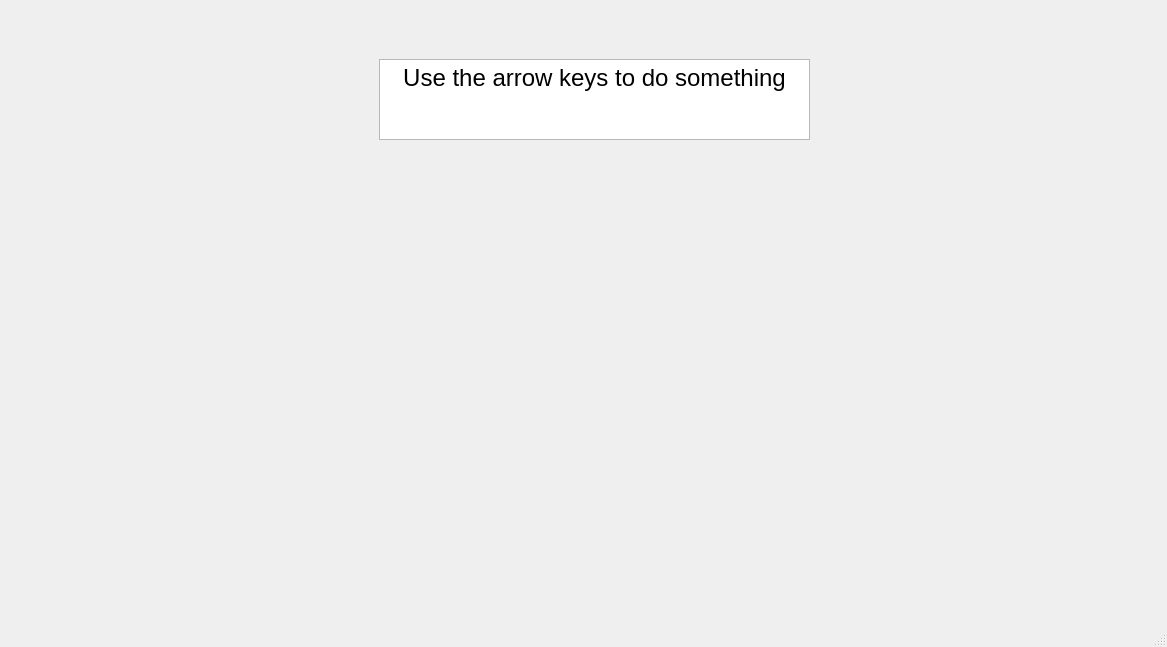
Old version of the form game.ui in the repository PaulStratton56/GraulioWare.
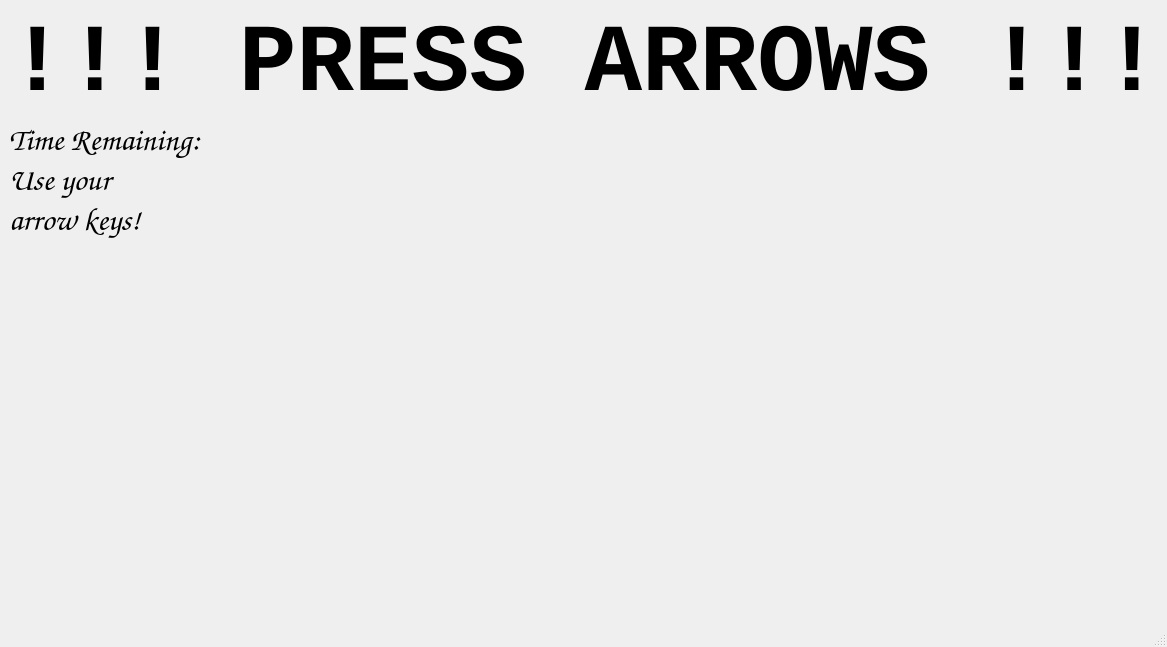
New version of the form. The open tabs and pages were chosen to show the change.

Diff of the .ui file:
```diff
--- a/game.ui
+++ b/game.ui
@@ -10,6 +10,70 @@
     <height>647</height>
    </rect>
   </property>
+  <property name="palette">
+   <palette>
+    <active>
+     <colorrole role="Button">
+      <brush brushstyle="SolidPattern">
+       <color alpha="255">
+        <red>0</red>
+        <green>0</green>
+        <blue>127</blue>
+       </color>
+      </brush>
+     </colorrole>
+     <colorrole role="Light">
+      <brush brushstyle="SolidPattern">
+       <color alpha="255">
+        <red>240</red>
+        <green>240</green>
+        <blue>240</blue>
+       </color>
+      </brush>
+     </colorrole>
+    </active>
+    <inactive>
+     <colorrole role="Button">
+      <brush brushstyle="SolidPattern">
+       <color alpha="255">
+        <red>0</red>
+        <green>0</green>
+        <blue>127</blue>
+       </color>
+      </brush>
+     </colorrole>
+     <colorrole role="Light">
+      <brush brushstyle="SolidPattern">
+       <color alpha="255">
+        <red>240</red>
+        <green>240</green>
+        <blue>240</blue>
+       </color>
+      </brush>
+     </colorrole>
+    </inactive>
+    <disabled>
+     <colorrole role="Button">
+      <brush brushstyle="SolidPattern">
+       <color alpha="255">
+        <red>0</red>
+        <green>0</green>
+        <blue>127</blue>
+       </color>
+      </brush>
+     </colorrole>
+     <colorrole role="Light">
+      <brush brushstyle="SolidPattern">
+       <color alpha="255">
+        <red>240</red>
+        <green>240</green>
+        <blue>240</blue>
+       </color>
+      </brush>
+     </colorrole>
+    </disabled>
+   </palette>
+  </property>
   <property name="windowTitle">
    <string>GraulioWare</string>
   </property>
@@ -259,24 +323,74 @@
        </widget>
       </widget>
       <widget class="QWidget" name="ArrowKeys">
-       <widget class="QTextBrowser" name="textBrowser_4">
+       <widget class="QLabel" name="label_5">
         <property name="geometry">
          <rect>
-          <x>370</x>
-          <y>50</y>
-          <width>431</width>
-          <height>81</height>
+          <x>0</x>
+          <y>0</y>
+          <width>1151</width>
+          <height>111</height>
          </rect>
         </property>
-        <property name="html">
-         <string>&lt;!DOCTYPE HTML PUBLIC &quot;-//W3C//DTD HTML 4.0//EN&quot; &quot;http://www.w3.org/TR/REC-html40/strict.dtd&quot;&gt;
-&lt;html&gt;&lt;head&gt;&lt;meta name=&quot;qrichtext&quot; content=&quot;1&quot; /&gt;&lt;meta charset=&quot;utf-8&quot; /&gt;&lt;style type=&quot;text/css&quot;&gt;
-p, li { white-space: pre-wrap; }
-hr { height: 1px; border-width: 0; }
-li.unchecked::marker { content: &quot;\2610&quot;; }
-li.checked::marker { content: &quot;\2612&quot;; }
-&lt;/style&gt;&lt;/head&gt;&lt;body style=&quot; font-family:'Segoe UI'; font-size:9pt; font-weight:400; font-style:normal;&quot;&gt;
-&lt;p align=&quot;center&quot; style=&quot; margin-top:0px; margin-bottom:0px; margin-left:0px; margin-right:0px; -qt-block-indent:0; text-indent:0px;&quot;&gt;&lt;span style=&quot; font-size:18pt;&quot;&gt;Use the arrow keys to do something&lt;/span&gt;&lt;/p&gt;&lt;/body&gt;&lt;/html&gt;</string>
+        <property name="font">
+         <font>
+          <family>Consolas</family>
+          <pointsize>72</pointsize>
+          <bold>true</bold>
+         </font>
+        </property>
+        <property name="text">
+         <string>!!! PRESS ARROWS !!!</string>
+        </property>
+        <property name="alignment">
+         <set>Qt::AlignCenter</set>
+        </property>
+       </widget>
+       <widget class="QLabel" name="ArrowTimeLeft">
+        <property name="geometry">
+         <rect>
+          <x>0</x>
+          <y>110</y>
+          <width>351</width>
+          <height>51</height>
+         </rect>
+        </property>
+        <property name="font">
+         <font>
+          <family>Comic Sans MS</family>
+          <pointsize>24</pointsize>
+          <bold>true</bold>
+         </font>
+        </property>
+        <property name="text">
+         <string>Time Remaining: </string>
+        </property>
+        <property name="alignment">
+         <set>Qt::AlignLeading|Qt::AlignLeft|Qt::AlignTop</set>
+        </property>
+       </widget>
+       <widget class="QLabel" name="AvoidTimer_3">
+        <property name="geometry">
+         <rect>
+          <x>0</x>
+          <y>150</y>
+          <width>191</width>
+          <height>101</height>
+         </rect>
+        </property>
+        <property name="font">
+         <font>
+          <family>Comic Sans MS</family>
+          <pointsize>24</pointsize>
+          <bold>true</bold>
+         </font>
+        </property>
+        <property name="text">
+         <string>Use your
+arrow keys!</string>
+        </property>
+        <property name="alignment">
+         <set>Qt::AlignLeading|Qt::AlignLeft|Qt::AlignTop</set>
         </property>
        </widget>
       </widget>
```
Left out of the diff: 167 changed lines with no effect on the pictures.
